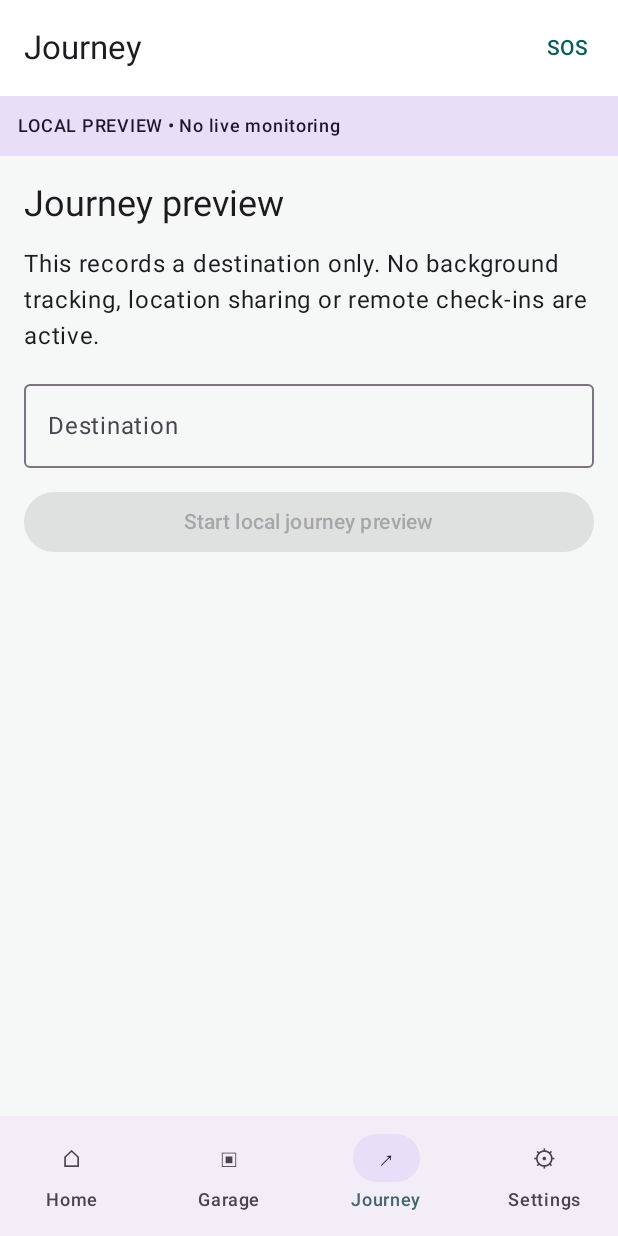
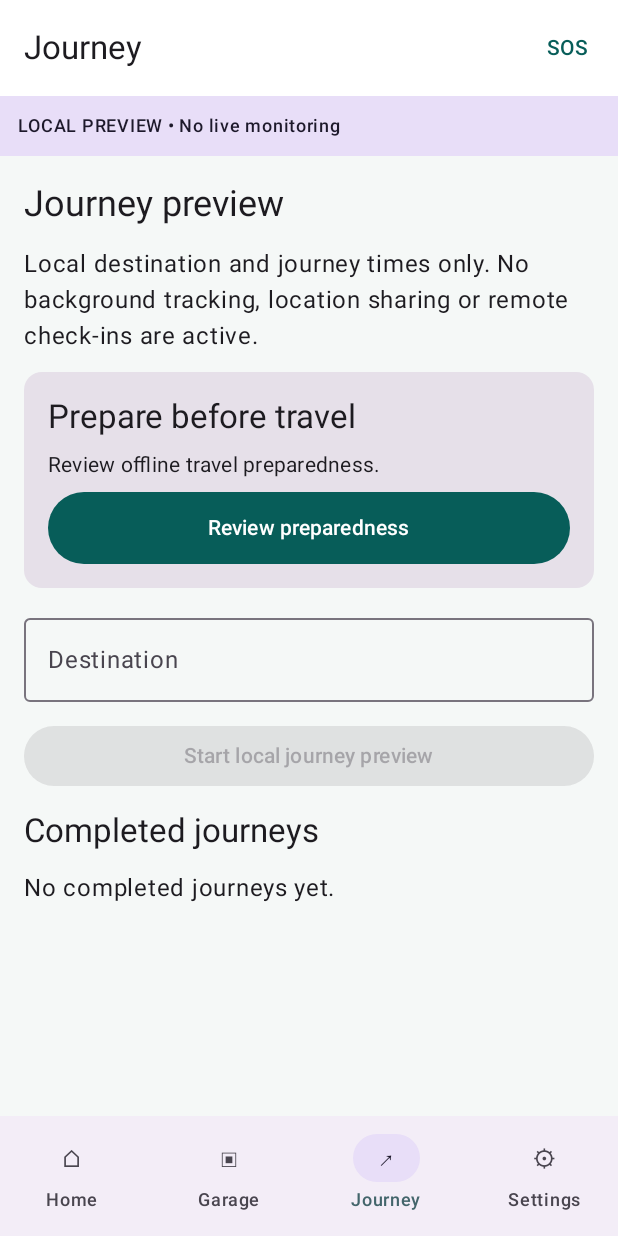
Before and after one commit to ramumutha/tripguard, an Android app built with Jetpack Compose: the screen it shows after launch (MainActivity), item 3 of the bottom bar chosen, on a phone screen of 412 x 824 dp. Run offline under Robolectric (Android 15) with nearby library versions, the phone set to English and light mode, and no system bars; our stand-ins replace Room's generated code.

Commit message:
feat(android): integrate trusted contacts journey preparedness and completed journey history [skip ci]

```diff
--- a/android/app/src/main/kotlin/com/spenmer/tripguard/MainActivity.kt
+++ b/android/app/src/main/kotlin/com/spenmer/tripguard/MainActivity.kt
@@ -41,22 +41,25 @@ class MainActivity : ComponentActivity() {
     }
 }
 
+private data class LocalSnapshot(val vehicles: List<Vehicle>, val history: List<InspectionPreview>, val journey: String?, val contacts: List<TrustedContactRow>, val completed: List<CompletedJourneyRow>)
 data class InspectionPreview(val vehicle: String, val finding: Finding, val completed: Int, val total: Int)
 class TripGuardViewModel(application: Application) : AndroidViewModel(application) {
     private val dao = LocalDatabase.get(application).dao()
     var vehicles by mutableStateOf(emptyList<Vehicle>()); private set
     var history by mutableStateOf(emptyList<InspectionPreview>()); private set
     var journey by mutableStateOf<String?>(null); private set
+    var contacts by mutableStateOf(emptyList<TrustedContactRow>()); private set
+    var completedJourneys by mutableStateOf(emptyList<CompletedJourneyRow>()); private set
     var ready by mutableStateOf(false); private set
     var busy by mutableStateOf(false); private set
     var failure by mutableStateOf<String?>(null); private set
     init {
         viewModelScope.launch {
             try {
-                combine(dao.vehicles(), dao.inspections(), dao.journey()) { v, h, j ->
-                    Triple(v.map { it.domain() }, h.map { InspectionPreview(it.vehicle, Finding.valueOf(it.finding), it.completed, it.total) }, j?.destination)
-                }.collect { (v, h, j) ->
-                    vehicles = v; history = h; journey = j; ready = true
+                combine(dao.vehicles(), dao.inspections(), dao.journey(), dao.contacts(), dao.completedJourneys()) { v, h, j, contacts, completed ->
+                    LocalSnapshot(v.map { it.domain() }, h.map { InspectionPreview(it.vehicle, Finding.valueOf(it.finding), it.completed, it.total) }, j?.destination, contacts, completed)
+                }.collect { snapshot ->
+                    vehicles = snapshot.vehicles; history = snapshot.history; journey = snapshot.journey; contacts = snapshot.contacts; completedJourneys = snapshot.completed; ready = true
                 }
             } catch (e: CancellationException) { throw e }
             catch (_: Exception) { ready = false; failure = "Local records unavailable. Restart the app to retry." }
@@ -84,10 +87,12 @@ class TripGuardViewModel(application: Application) : AndroidViewModel(applicatio
     fun startJourney(destination: String) = change {
         check(dao.start(JourneyRow(destination = destination, startedAt = System.currentTimeMillis())) != -1L)
     }
-    fun endJourney() = change { dao.end() }
+    fun endJourney() = change { dao.end(System.currentTimeMillis()) }
+    fun saveContact(row: TrustedContactRow, after: () -> Unit) = change(after) { dao.saveContact(row) }
+    fun removeContact(id: String, after: () -> Unit) = change(after) { dao.deleteContact(id) }
     fun clearPreview(after: () -> Unit) = change(after) { dao.clearAll() }
 }
-enum class Page(val title: String) { WELCOME("Welcome"), CAPABILITIES("Vehicle capabilities"), PRIVACY("Privacy and local data"), HOME("Home"), GARAGE("Garage"), ADD("Vehicle profile"),
+enum class Page(val title: String) { CONTACTS("Trusted contacts"), PREPARE("Journey preparedness"), REST_STOP("Rest-stop check"), WELCOME("Welcome"), CAPABILITIES("Vehicle capabilities"), PRIVACY("Privacy and local data"), HOME("Home"), GARAGE("Garage"), ADD("Vehicle profile"),
     INSPECTION("Safety inspection"), HISTORY("Inspection history"), JOURNEY("Journey"),
     RESCUE("Emergency assistance"), SETTINGS("Settings") }
 
@@ -98,7 +103,7 @@ fun TripGuard(vm: TripGuardViewModel = viewModel()) {
     var selectedId by rememberSaveable { mutableStateOf<String?>(null) }
     var editingId by rememberSaveable { mutableStateOf<String?>(null) }
     val navigate: (Page) -> Unit = { page = it }
-    BackHandler(page != Page.HOME) { page = if (page == Page.ADD) Page.GARAGE else Page.HOME }
+    BackHandler(page != Page.HOME) { page = when (page) { Page.ADD -> Page.GARAGE; Page.PREPARE, Page.REST_STOP -> Page.JOURNEY; Page.CONTACTS -> Page.RESCUE; else -> Page.HOME } }
     Scaffold(
         topBar = { TopAppBar(title = { Text(if (page == Page.HOME) "TripGuard" else page.title) },
             actions = { if (page != Page.RESCUE) TextButton(onClick = { page = Page.RESCUE }) { Text("SOS") } }) },
@@ -133,9 +138,12 @@ fun TripGuard(vm: TripGuardViewModel = viewModel()) {
                         vm.record(it) { page = Page.HISTORY }
                     }, { editingId = null; page = Page.ADD })
                     Page.HISTORY -> History(vm.history, { page = Page.INSPECTION })
-                    Page.JOURNEY -> Journey(vm.journey, vm::startJourney, vm::endJourney)
-                    Page.RESCUE -> Rescue()
-                    Page.SETTINGS -> Settings({ page = Page.PRIVACY }, { page = Page.CAPABILITIES })
+                    Page.JOURNEY -> Journey(vm.journey, vm.completedJourneys, vm::startJourney, vm::endJourney, { page = Page.PREPARE }, { page = Page.REST_STOP })
+                    Page.PREPARE -> JourneyPreparation { page = Page.JOURNEY }
+                    Page.REST_STOP -> RestStop { selectedId = null; page = Page.INSPECTION }
+                    Page.CONTACTS -> TrustedContacts(vm.contacts, vm.busy, vm::saveContact, vm::removeContact)
+                    Page.RESCUE -> Rescue { page = Page.CONTACTS }
+                    Page.SETTINGS -> Settings({ page = Page.PRIVACY }, { page = Page.CAPABILITIES }, { page = Page.CONTACTS })
                     Page.WELCOME -> Welcome { page = Page.HOME }
                     Page.CAPABILITIES -> Capabilities()
                     Page.PRIVACY -> Privacy { vm.clearPreview { selectedId = null; editingId = null; page = Page.HOME } }
@@ -277,24 +285,57 @@ private fun History(history: List<InspectionPreview>, inspect: () -> Unit) = Bod
     item { Button(onClick = inspect, modifier = Modifier.fillMaxWidth()) { Text("New inspection") } }
 }
 @Composable
-private fun Journey(active: String?, start: (String) -> Unit, end: () -> Unit) {
+private fun Journey(active: String?, completed: List<CompletedJourneyRow>, start: (String) -> Unit, end: () -> Unit, prepare: () -> Unit, restStop: () -> Unit) {
+    var confirmEnd by remember { mutableStateOf(false) }
     var destination by rememberSaveable { mutableStateOf("") }
     Body {
         item { Text("Journey preview", style = MaterialTheme.typography.headlineSmall) }
-        item { Text("This records a destination only. No background tracking, location sharing or remote check-ins are active.") }
+        item { Text("Local destination and journey times only. No background tracking, location sharing or remote check-ins are active.") }
         if (active == null) {
+            item { ActionCard("Prepare before travel", "Review offline travel preparedness.", "Review preparedness", prepare) }
             item { OutlinedTextField(destination, { destination = it }, label = { Text("Destination") }, modifier = Modifier.fillMaxWidth()) }
             item { Button(onClick = { start(destination.trim()) }, enabled = destination.isNotBlank() && destination.length <= 120,
                 modifier = Modifier.fillMaxWidth()) { Text("Start local journey preview") } }
         } else {
             item { Text("Destination: $active", style = MaterialTheme.typography.titleLarge) }
             item { Text("At safe rest stops, review warning lights and visible signs of vehicle trouble. Never handle the phone while driving.") }
-            item { Button(onClick = end, modifier = Modifier.fillMaxWidth()) { Text("End journey preview") } }
+            item { OutlinedButton(onClick = restStop, modifier = Modifier.fillMaxWidth()) { Text("Review rest-stop checks") } }
+            item { Button(onClick = { confirmEnd = true }, modifier = Modifier.fillMaxWidth()) { Text("End journey preview") } }
+        }
+        item { Text("Completed journeys", style = MaterialTheme.typography.titleLarge) }
+        if (completed.isEmpty()) item { Text("No completed journeys yet.") }
+        items(completed, key = { it.id }) { record ->
+            Card(Modifier.fillMaxWidth()) {
+                Column(Modifier.padding(16.dp)) {
+                    Text(record.destination, style = MaterialTheme.typography.titleMedium)
+                    Text("Started: " + java.text.DateFormat.getDateTimeInstance().format(java.util.Date(record.startedAt)))
+                    Text("Ended: " + java.text.DateFormat.getDateTimeInstance().format(java.util.Date(record.endedAt)))
+                    Text("Recorded locally; arrival not independently verified.")
+                }
+            }
         }
     }
+    if (confirmEnd) AlertDialog(onDismissRequest = { confirmEnd = false }, title = { Text("End this journey?") },
+        text = { Text("Record the end of your local journey. This does not verify arrival or notify anyone.") },
+        confirmButton = { TextButton(onClick = { confirmEnd = false; end() }) { Text("End journey") } },
+        dismissButton = { TextButton(onClick = { confirmEnd = false }) { Text("Cancel") } })
 }
 @Composable
-private fun Rescue() {
+private fun JourneyPreparation(back: () -> Unit) = Body {
+    item { Text("Prepare before departure", style = MaterialTheme.typography.headlineSmall) }
+    item { Text("Review your owner's manual, fuel or charge, tyre condition, warning lights and required professional maintenance.") }
+    item { Text("Plan suitable rest stops and assistance options. Save essential contact numbers and offline directions before departure.") }
+    item { Text("This is a manual checklist, not live route, weather, traffic or roadworthiness assessment.") }
+    item { Button(onClick = back, modifier = Modifier.fillMaxWidth()) { Text("Back to journey") } }
+}
+@Composable
+private fun RestStop(inspect: () -> Unit) = Body {
+    item { Text("Check only when safely parked", style = MaterialTheme.typography.headlineSmall) }
+    item { Text("Review dashboard warnings and unusual smells, leaks or visible damage. Never open a hot coolant cap. Stop travel and seek qualified assistance for critical concerns.") }
+    item { Button(onClick = inspect, modifier = Modifier.fillMaxWidth()) { Text("Open safety inspection") } }
+}
+@Composable
+private fun Rescue(contacts: () -> Unit) {
     val context = LocalContext.current
     var confirmNumber by rememberSaveable { mutableStateOf<String?>(null) }
     var error by remember { mutableStateOf(false) }
@@ -305,6 +346,7 @@ private fun Rescue() {
         item { ActionCard("1033 • National highways", "For applicable national highway assistance in India. Availability depends on location and network.", "Open 1033 dialer") { confirmNumber = "1033" } }
         item { Text("No network? Calls and messages may be unavailable. Do not assume help has been notified. Use safe alternatives or seek nearby assistance when possible.") }
         item { EmergencyLocation() }
+        item { ActionCard("Trusted contacts", "Open a saved contact dialer manually. No automated alerts.", "Manage trusted contacts", contacts) }
         item { Text("Automated dispatch is not implemented. Sharing is user-controlled.") }
         item { Text("Overheating or steam: stop safely, switch off the engine, follow the manufacturer manual and seek assistance. Never open a hot coolant cap.") }
         item { Text("Tyre or brake concern: stop safely and arrange professional assistance; do not rely on a visual check to continue.") }
@@ -322,7 +364,8 @@ private fun Rescue() {
     }
 }
 @Composable
-private fun Settings(privacy: () -> Unit, capabilities: () -> Unit) = Body {
+private fun Settings(privacy: () -> Unit, capabilities: () -> Unit, contacts: () -> Unit) = Body {
+    item { ActionCard("Trusted contacts", "Manage local emergency contacts.", "Manage trusted contacts", contacts) }
     item { ActionCard("Privacy and local data", "Review or clear local records.", "Manage local data", privacy) }
     item { ActionCard("Vehicle capabilities", "Understand supported and unavailable checks.", "View capabilities", capabilities) }
     item { Text("Local preview", style = MaterialTheme.typography.headlineSmall) }
@@ -352,12 +395,12 @@ private fun Privacy(clear: () -> Unit) {
     var confirm by remember { mutableStateOf(false) }
     Body {
         item { Text("Your preview data", style = MaterialTheme.typography.titleLarge) }
-        item { Text("Vehicle profiles, inspection summaries and the active destination are stored locally. No cloud transmission or account.") }
+        item { Text("Vehicle profiles, inspection summaries, journeys and trusted contacts are stored locally. No cloud transmission or account.") }
         item { OutlinedButton(onClick = { confirm = true }, modifier = Modifier.fillMaxWidth()) { Text("Clear all local data") } }
     }
     if (confirm) AlertDialog(onDismissRequest = { confirm = false },
         title = { Text("Clear local records?") },
-        text = { Text("All vehicle profiles, observations and the active destination will be removed. This cannot be undone.") },
+        text = { Text("All vehicle profiles, observations, journeys and trusted contacts will be removed. This cannot be undone.") },
         confirmButton = { TextButton(onClick = { confirm = false; clear() }) { Text("Clear data") } },
         dismissButton = { TextButton(onClick = { confirm = false }) { Text("Cancel") } })
 }
```
